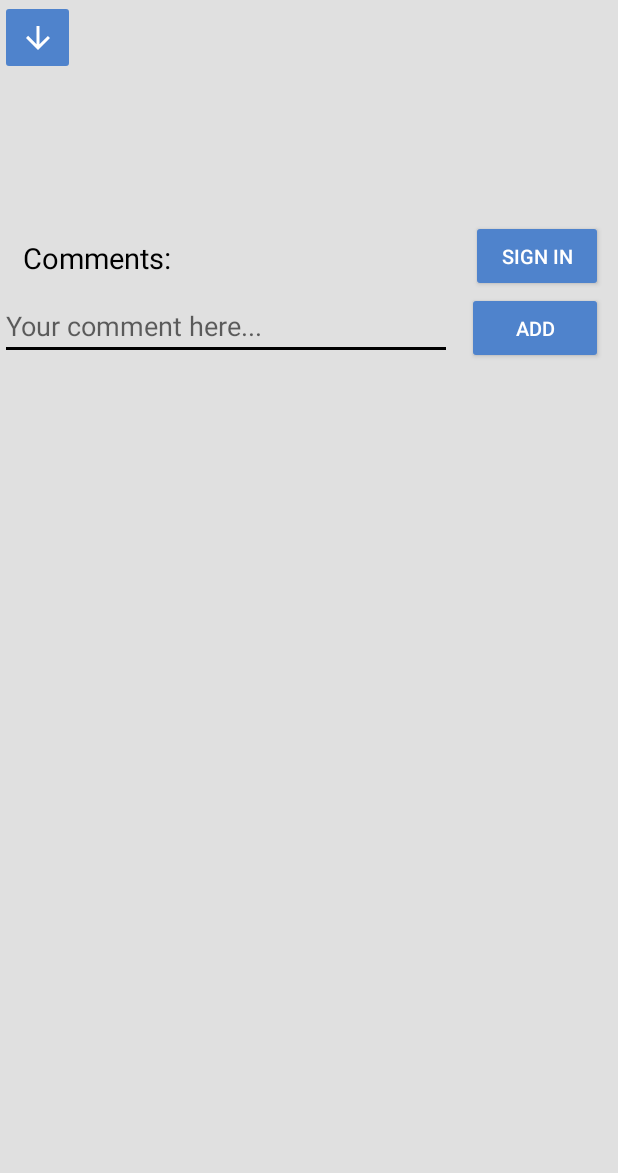
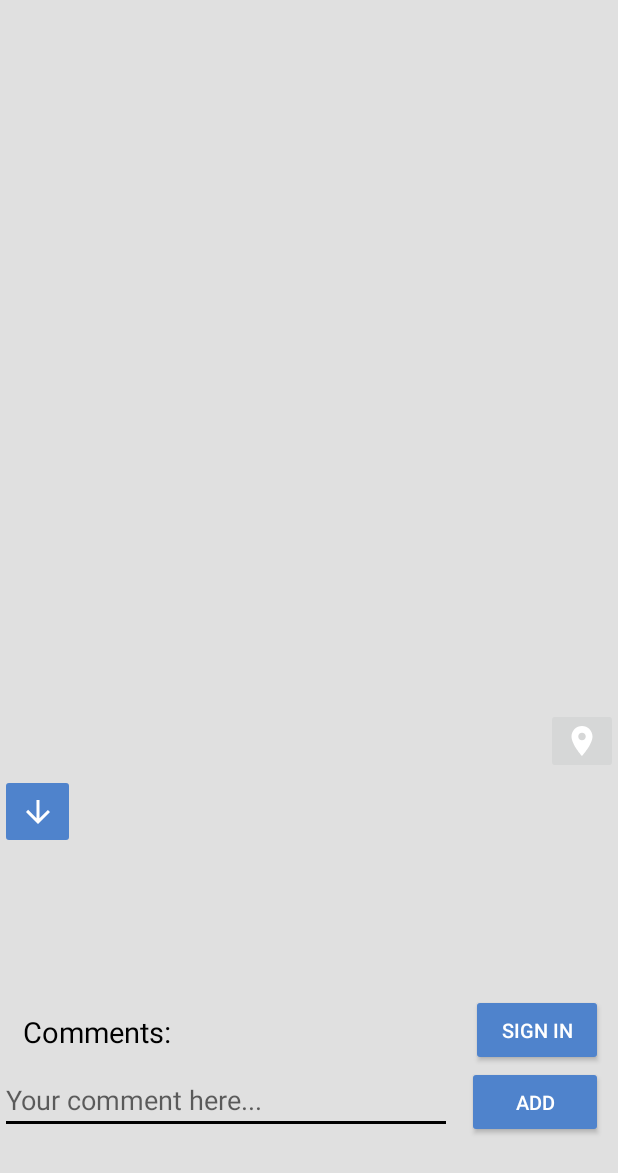
Before and after one commit to RakiProjects/ETravel, an Android app: the PanoramaCommentsActivity screen opened directly, with no data from a screen before it, after a tap on an icon or button, on a phone screen of 412 x 824 dp. Shown: the top 1173 px of the screen. Run offline under Robolectric (Android 15) with nearby library versions, the phone set to English and light mode, and no system bars; 3 statements that could not run were skipped.

```diff
--- a/app/build.gradle
+++ b/app/build.gradle
@@ -22,7 +22,7 @@ android {
 dependencies {
 
     def lifecycle_version = "2.0.0"
-    def room_version = "2.2.0-alpha01"
+    def room_version = "2.2.0-alpha02"
 
     implementation fileTree(dir: 'libs', include: ['*.jar'])
     implementation 'androidx.appcompat:appcompat:1.0.2'
@@ -64,6 +64,7 @@ dependencies {
     // google maps
     implementation 'com.google.android.gms:play-services-maps:17.0.0'
     implementation 'com.google.firebase:firebase-core:17.0.1'
+    implementation 'com.google.android.gms:play-services-location:17.0.0'
 
 }
 
--- a/app/src/main/java/com/example/e_travel/CityContentActivity.java
+++ b/app/src/main/java/com/example/e_travel/CityContentActivity.java
@@ -40,9 +40,6 @@ public class CityContentActivity extends AppCompatActivity{
         Toolbar toolbar = findViewById(R.id.toolbar);
         setSupportActionBar(toolbar);
 
-        //getSupportActionBar().setDisplayHomeAsUpEnabled(true);
-       // getSupportActionBar().setDisplayShowHomeEnabled(true);
-
         SectionsPagerAdapter pagerAdapter = new SectionsPagerAdapter(getSupportFragmentManager());
         ViewPager pager = findViewById(R.id.city_content_pager);
         pager.setAdapter(pagerAdapter);
--- a/app/src/main/java/com/example/e_travel/MainActivity.java
+++ b/app/src/main/java/com/example/e_travel/MainActivity.java
@@ -25,7 +25,6 @@ public class MainActivity extends AppCompatActivity {
 
     private RecyclerView recyclerView;
     private MainAdapter mainAdapter;
-    ETravelRoomDatabase database;
 
     @Override
     protected void onCreate(Bundle savedInstanceState) {
--- a/app/src/main/java/com/example/e_travel/PanoramaCommentsActivity.java
+++ b/app/src/main/java/com/example/e_travel/PanoramaCommentsActivity.java
@@ -12,6 +12,7 @@ import android.app.Activity;
 import android.content.Context;
 import android.content.Intent;
 import android.content.SharedPreferences;
+import android.net.Uri;
 import android.os.Bundle;
 import android.text.InputType;
 import android.util.Log;
@@ -20,6 +21,7 @@ import android.view.WindowManager;
 import android.view.inputmethod.InputMethodManager;
 import android.widget.Button;
 import android.widget.EditText;
+import android.widget.FrameLayout;
 import android.widget.ImageButton;
 import android.widget.LinearLayout;
 import android.widget.TextView;
@@ -38,6 +40,7 @@ import com.google.android.gms.maps.model.LatLng;
 import com.google.gson.Gson;
 
 import java.util.ArrayList;
+import java.util.Locale;
 
 public class PanoramaCommentsActivity extends FragmentActivity implements OnStreetViewPanoramaReadyCallback {
 
@@ -70,7 +73,7 @@ public class PanoramaCommentsActivity extends FragmentActivity implements OnStre
 
     public static void start(Context context, CityContent item) {
         Intent starter = new Intent(context, PanoramaCommentsActivity.class);
-        starter.putExtra("item" , item);
+        starter.putExtra("item", item);
         context.startActivity(starter);
     }
 
@@ -137,7 +140,7 @@ public class PanoramaCommentsActivity extends FragmentActivity implements OnStre
 
         // panorama Fade button
         fadePanorama = findViewById(R.id.fadePanorama);
-        final View panorama = findViewById(R.id.streetViewMap);
+        final View panorama = findViewById(R.id.streetViewMap);     // todo:
         fadePanorama.setOnClickListener(new View.OnClickListener() {
             @Override
             public void onClick(View view) {
@@ -150,6 +153,16 @@ public class PanoramaCommentsActivity extends FragmentActivity implements OnStre
                 }
             }
         });
+
+        ImageButton gps = findViewById(R.id.gps_location);
+        gps.setOnClickListener(new View.OnClickListener() {
+            @Override
+            public void onClick(View view) {
+                Log.v("GPS1", cityContent.getLat() + " , " + cityContent.getLon());
+                GpsNavigationActivity.start(PanoramaCommentsActivity.this, cityContent.getLat(), cityContent.getLon());
+            }
+        });
+
     }
 
     @Override
@@ -210,7 +223,7 @@ public class PanoramaCommentsActivity extends FragmentActivity implements OnStre
                     imm.hideSoftInputFromWindow(layout.getWindowToken(), 0);
                     edtComment.setText("");
                     edtComment.clearFocus();
-                }else{
+                } else {
                     Toast.makeText(PanoramaCommentsActivity.this, "No internet connection", Toast.LENGTH_SHORT).show();
                 }
             }
@@ -237,7 +250,8 @@ public class PanoramaCommentsActivity extends FragmentActivity implements OnStre
             userName.setText(user.getName());
             userName.setVisibility(View.VISIBLE);
             userId = user.getId();
-           //Log.v("Panorama", String.valueOf(userId));
+            //Log.v("Panorama", String.valueOf(userId));
         }
     }
+
 }
--- a/app/src/main/java/com/example/e_travel/room/CountryDao.java
+++ b/app/src/main/java/com/example/e_travel/room/CountryDao.java
@@ -17,6 +17,9 @@ public interface CountryDao {
     @Insert
     void insertCountries(Country... countries);
 
+    @Insert
+    void insertCountries(List<Country> countries);
+
     @Query("DELETE FROM countries")
     void deleteTable();
 }
--- a/app/src/main/java/com/example/e_travel/room/ETravelRoomDatabase.java
+++ b/app/src/main/java/com/example/e_travel/room/ETravelRoomDatabase.java
@@ -18,7 +18,6 @@ public abstract class ETravelRoomDatabase extends RoomDatabase {
     public static synchronized ETravelRoomDatabase getInstance(Context context){
         if(instance == null){
             instance = Room.databaseBuilder(context.getApplicationContext(), ETravelRoomDatabase.class, DB_NAME)
-                    .allowMainThreadQueries()
                     .build();
         }
         return instance;
--- a/app/src/main/java/com/example/e_travel/viewmodel/CitiesViewModel.java
+++ b/app/src/main/java/com/example/e_travel/viewmodel/CitiesViewModel.java
@@ -22,7 +22,7 @@ public class CitiesViewModel extends AndroidViewModel {
         if(citiesLiveData.getValue() != null){
             return;
         }
-        citiesRepository = CitiesRepository.getInstance();
-        citiesRepository.getCityList(getApplication(),citiesLiveData, countryId);
+        citiesRepository = CitiesRepository.getInstance(getApplication());
+        citiesRepository.getCityList(citiesLiveData, countryId);
     }
 }
--- a/app/src/main/java/com/example/e_travel/viewmodel/MainViewModel.java
+++ b/app/src/main/java/com/example/e_travel/viewmodel/MainViewModel.java
@@ -23,7 +23,7 @@ public class MainViewModel extends AndroidViewModel {
             return;
         }
 
-        mainRepository = MainRepository.getInstance();
-        mainRepository.getCountryList(getApplication() ,countriesLiveData);
+        mainRepository = MainRepository.getInstance(getApplication());
+        mainRepository.getCountryList(countriesLiveData);
     }
 }
--- /dev/null
+++ b/app/src/main/res/drawable/ic_location_on_black_24dp.xml
@@ -0,0 +1,5 @@
+<vector android:height="24dp" android:tint="#FFFFFF"
+    android:viewportHeight="24.0" android:viewportWidth="24.0"
+    android:width="24dp" xmlns:android="http://schemas.android.com/apk/res/android">
+    <path android:fillColor="#FF000000" android:pathData="M12,2C8.13,2 5,5.13 5,9c0,5.25 7,13 7,13s7,-7.75 7,-13c0,-3.87 -3.13,-7 -7,-7zM12,11.5c-1.38,0 -2.5,-1.12 -2.5,-2.5s1.12,-2.5 2.5,-2.5 2.5,1.12 2.5,2.5 -1.12,2.5 -2.5,2.5z"/>
+</vector>
--- a/app/src/main/res/layout/activity_panorama_comments.xml
+++ b/app/src/main/res/layout/activity_panorama_comments.xml
@@ -1,20 +1,34 @@
 <?xml version="1.0" encoding="utf-8"?>
 <LinearLayout xmlns:android="http://schemas.android.com/apk/res/android"
-    android:id="@+id/panorama_comments_layout"
     xmlns:app="http://schemas.android.com/apk/res-auto"
     xmlns:tools="http://schemas.android.com/tools"
+    android:id="@+id/panorama_comments_layout"
     android:layout_width="match_parent"
     android:layout_height="match_parent"
     android:animateLayoutChanges="true"
     android:orientation="vertical"
     tools:context=".PanoramaCommentsActivity">
 
-    <fragment
-        android:id="@+id/streetViewMap"
-        android:name="com.google.android.gms.maps.StreetViewPanoramaFragment"
+    <FrameLayout
+        android:id="@+id/framePanorama"
         android:layout_width="match_parent"
         android:layout_height="0dp"
-        android:layout_weight="2" />
+        android:layout_weight="2">
+
+        <fragment
+            android:id="@+id/streetViewMap"
+            android:name="com.google.android.gms.maps.StreetViewPanoramaFragment"
+            android:layout_width="match_parent"
+            android:layout_height="match_parent" />
+
+        <ImageButton
+            android:id="@+id/gps_location"
+            android:layout_width="wrap_content"
+            android:layout_height="wrap_content"
+            android:layout_gravity="bottom|end"
+            android:src="@drawable/ic_location_on_black_24dp" />
+
+    </FrameLayout>
 
     <LinearLayout
         android:layout_width="match_parent"
@@ -25,20 +39,20 @@
             android:id="@+id/fadePanorama"
             android:layout_width="@dimen/fadePanorama"
             android:layout_height="@dimen/fadePanorama"
-            android:src="@drawable/ic_arrow_upward_black_24dp"
-            android:backgroundTint="@color/colorPrimaryLight" />
+            android:backgroundTint="@color/colorPrimaryLight"
+            android:src="@drawable/ic_arrow_upward_black_24dp" />
 
         <View
             android:layout_width="0dp"
-            android:layout_weight="1"
-            android:layout_height="0dp" />
+            android:layout_height="0dp"
+            android:layout_weight="1" />
 
         <Button
             android:id="@+id/logout"
             android:layout_width="100dp"
             android:layout_height="@dimen/fadePanorama"
-            android:visibility="invisible"
-            android:text="Logout" />
+            android:text="Logout"
+            android:visibility="invisible" />
     </LinearLayout>
 
 
@@ -144,7 +158,7 @@
                 android:layout_height="wrap_content"
                 android:layout_marginStart="10dp"
                 android:layout_marginTop="10dp"
-                tools:listitem="@layout/item_comment"/>
+                tools:listitem="@layout/item_comment" />
 
 
         </LinearLayout>
--- a/app/src/main/res/menu/menu.xml
+++ b/app/src/main/res/menu/menu.xml
@@ -7,6 +7,10 @@
         android:icon="@drawable/ic_info_outline_black_24dp"
         app:showAsAction="ifRoom" />
 
-
+    <!--<item-->
+        <!--android:id="@+id/menu_change_mode_night"-->
+        <!--android:title="Night Mode"-->
+        <!--android:icon="@drawable/ic_day_night_mode"-->
+        <!--app:showAsAction="ifRoom" />-->
 
 </menu>
--- a/app/src/main/res/values/strings.xml
+++ b/app/src/main/res/values/strings.xml
@@ -37,6 +37,8 @@
     <string name="helloUser">Hello </string>
     <string name="title_activity_gps">Map</string>
     <string name="search">Search</string>
+    <string name="title_activity_google_navigation">Map</string>
+    <string name="title_activity_gps_navigation">Map</string>
 
 
 </resources>
--- a/app/src/main/res/values/styles.xml
+++ b/app/src/main/res/values/styles.xml
@@ -1,7 +1,8 @@
 <resources xmlns:tools="http://schemas.android.com/tools">
 
+
     <!-- Base application theme. -->
-    <style name="AppTheme" parent="Theme.AppCompat.Light.DarkActionBar">
+    <style name="AppTheme" parent="Theme.AppCompat.DayNight.DarkActionBar">
         <!-- Customize your theme here. -->
         <item name="colorPrimary">@color/colorPrimary</item>
         <item name="colorPrimaryDark">@color/colorPrimaryDark</item>
@@ -10,16 +11,21 @@
         <item name="android:textColor">@color/colorGrey</item>
         <item name="android:buttonStyle">@style/ButtonColor</item>
         <item name="alertDialogTheme">@style/AlertDialogTheme</item>
-
     </style>
 
-
     <!--Content activity-->
-    <style name="CityContentTheme" parent="Theme.AppCompat.Light.NoActionBar">
+    <style name="CityContentTheme" parent="Theme.AppCompat.DayNight.NoActionBar">
         <item name="colorPrimary">@color/colorPrimary</item>
         <item name="colorPrimaryDark">@color/colorPrimaryDark</item>
         <item name="android:windowBackground">@color/winBackground</item>
     </style>
+
+    <style name="CityContentThemeDark"  parent="Theme.AppCompat.DayNight.NoActionBar">
+        <item name="android:windowBackground">@color/colorBlack</item>
+    </style>
+
+
+
 
     <style name="ButtonColor" parent="Widget.AppCompat.Button.Colored">
         <item name="android:backgroundTint" tools:targetApi="lollipop">@color/colorPrimaryLight</item>
@@ -27,8 +33,6 @@
         <item name="android:textSize">13sp</item>
         <item name="android:textAllCaps">true</item>
     </style>
-
-
 
     <style name="AlertDialogTheme" parent="ThemeOverlay.AppCompat.Dialog.Alert">
         <item name="buttonBarNegativeButtonStyle">@style/NegativeButtonStyle</item>
@@ -43,4 +47,7 @@
         <item name="android:textColor">#00f</item>
     </style>
 
+
+
+
 </resources>
```
Also changed, not shown: app/src/main/java/com/example/e_travel/CityContentFragment.java (+8 -1 lines), app/src/main/java/com/example/e_travel/repository/CitiesRepository.java (+61 -40 lines), app/src/main/java/com/example/e_travel/repository/MainRepository.java (+61 -20 lines).
